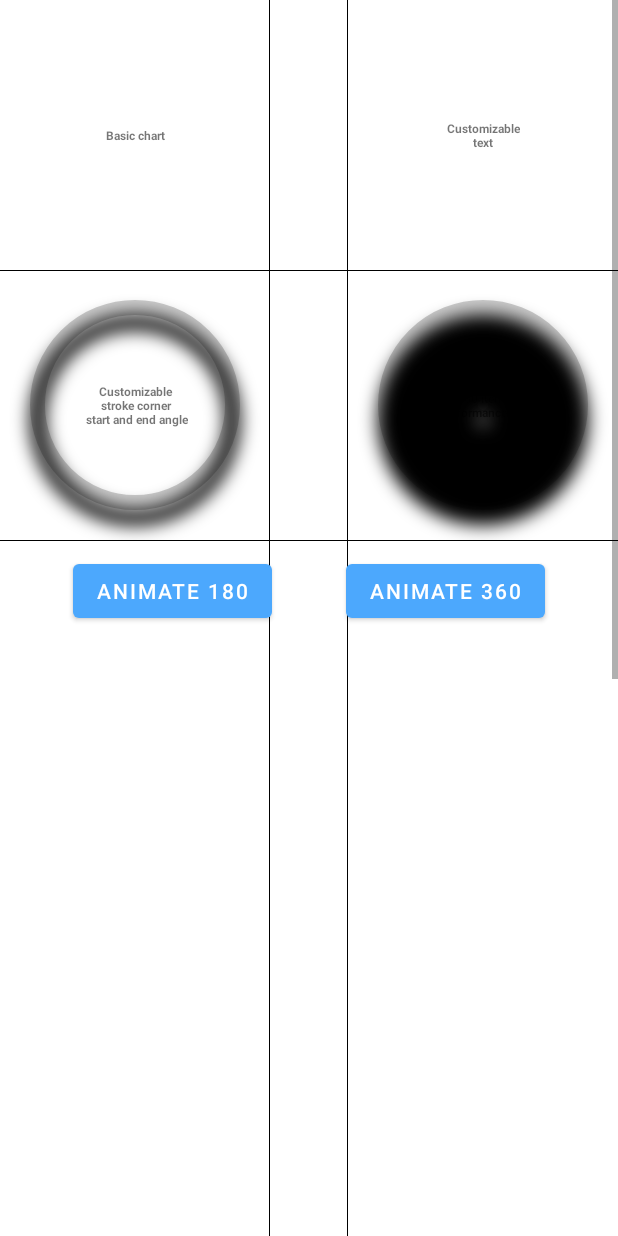
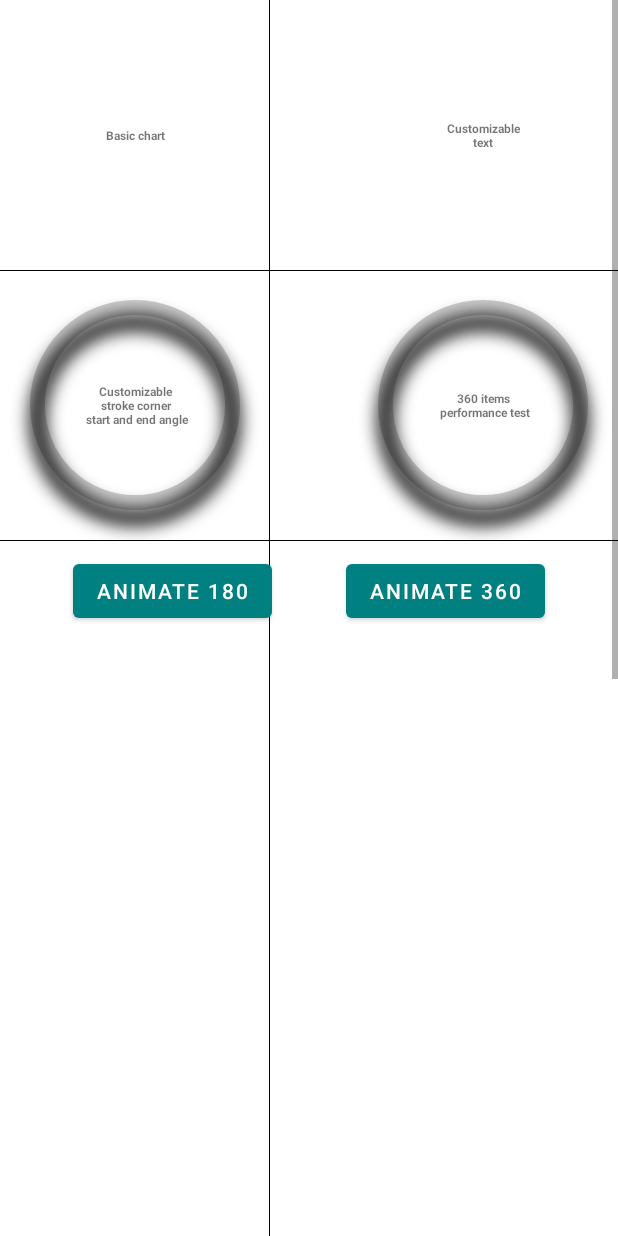
Before and after one commit to thanh-ha-van/PieChartView, an Android app: the layout activity_main.xml on its own in the app's theme, with its tools: preview values and no code run, on a phone screen of 412 x 824 dp. Run offline under Robolectric (Android 15) with nearby library versions, the phone set to English and light mode, and no system bars.

Commit message:
update sample

```diff
--- a/PieChart/src/main/java/com/thanh/ha/piechart/PaintManager.kt
+++ b/PieChart/src/main/java/com/thanh/ha/piechart/PaintManager.kt
@@ -54,6 +54,7 @@ object PaintManager {
         mainPaint.apply {
             isAntiAlias = true
             color = Color.BLACK
+            isDither = true
             style = Paint.Style.STROKE
             this.strokeWidth = strokeWidth
             strokeCap = when (strokeRadius >= 1f) {
--- a/app/src/main/java/com/thanh/ha/sampleapp/MainActivity.kt
+++ b/app/src/main/java/com/thanh/ha/sampleapp/MainActivity.kt
@@ -2,6 +2,8 @@ package com.thanh.ha.sampleapp
 
 import android.graphics.Color
 import android.os.Bundle
+import android.view.ContextMenu
+import android.view.View
 import android.widget.Button
 import androidx.appcompat.app.AppCompatActivity
 import com.thanh.ha.piechart.PieChart
@@ -60,11 +62,19 @@ class MainActivity : AppCompatActivity() {
             pieChartView3.animateProgress(0, 300)
             pieChartView4.animateProgress(0, 360)
         }
+
     }
 
+    override fun onCreateContextMenu(
+        menu: ContextMenu?,
+        v: View?,
+        menuInfo: ContextMenu.ContextMenuInfo?
+    ) {
+        super.onCreateContextMenu(menu, v, menuInfo)
+
+    }
     private fun getRandomColor(): Int {
         val rnd = Random()
-        val color = Color.argb(255, rnd.nextInt(256), rnd.nextInt(256), rnd.nextInt(256))
-        return color
+        return Color.argb(200, rnd.nextInt(256), rnd.nextInt(256), rnd.nextInt(256))
     }
 }
--- a/app/src/main/res/layout/activity_main.xml
+++ b/app/src/main/res/layout/activity_main.xml
@@ -8,24 +8,14 @@
     android:clipChildren="false"
     android:gravity="center"
     android:orientation="vertical"
-    tools:context=".MainActivity">
+    tools:context=".MainActivity"
+    tools:ignore="HardcodedText,SmallSp">
 
     <androidx.constraintlayout.widget.ConstraintLayout
         android:layout_width="match_parent"
         android:layout_height="wrap_content"
         android:orientation="vertical">
 
-        <TextView
-            android:layout_width="wrap_content"
-            android:layout_height="wrap_content"
-            android:gravity="center"
-            android:text="Basic chart"
-            android:textSize="8sp"
-            android:textStyle="bold"
-            app:layout_constraintBottom_toBottomOf="@id/pieChart"
-            app:layout_constraintEnd_toEndOf="@id/pieChart"
-            app:layout_constraintStart_toStartOf="@id/pieChart"
-            app:layout_constraintTop_toTopOf="@id/pieChart" />
 
         <com.thanh.ha.piechart.PieChart
             android:id="@+id/pieChart"
@@ -40,10 +30,23 @@
             app:itemTextSize="12sp"
             app:layout_constraintStart_toStartOf="parent"
             app:layout_constraintTop_toTopOf="parent"
+            app:pieStrokeWidth="15dp"
             app:shadowAlpha="0.2"
             app:shadowDy="10dp"
             app:shadowRadius="10dp"
             app:textFontFamily="@font/noto_sans_jp_bold" />
+
+        <TextView
+            android:layout_width="wrap_content"
+            android:layout_height="wrap_content"
+            android:gravity="center"
+            android:text="Basic chart"
+            android:textSize="8sp"
+            android:textStyle="bold"
+            app:layout_constraintBottom_toBottomOf="@id/pieChart"
+            app:layout_constraintEnd_toEndOf="@id/pieChart"
+            app:layout_constraintStart_toStartOf="@id/pieChart"
+            app:layout_constraintTop_toTopOf="@id/pieChart" />
 
         <View
             android:layout_width="match_parent"
@@ -56,13 +59,6 @@
             android:layout_height="1500dp"
             android:background="@color/black"
             app:layout_constraintEnd_toEndOf="@id/pieChart"
-            app:layout_constraintTop_toTopOf="parent" />
-
-        <View
-            android:layout_width="1px"
-            android:layout_height="1500dp"
-            android:background="@color/black"
-            app:layout_constraintEnd_toStartOf="@id/pieChart2"
             app:layout_constraintTop_toTopOf="parent" />
 
         <View
@@ -93,10 +89,10 @@
             app:initAngle="-90"
             app:isMultiColorShadow="true"
             app:itemTextColor="@color/white"
-            app:itemTextSize="10sp"
+            app:itemTextSize="8sp"
             app:layout_constraintEnd_toEndOf="parent"
             app:layout_constraintTop_toTopOf="@id/pieChart"
-            app:pieStrokeWidth="40dp"
+            app:pieStrokeWidth="35dp"
             app:shadowAlpha="0.5"
             app:shadowDy="10dp"
             app:shadowRadius="10dp"
@@ -124,7 +120,6 @@ start and end angle"
             app:initAngle="120"
             app:isMultiColorShadow="false"
             app:itemTextColor="@color/white"
-            app:strokeRadius="10dp"
             app:itemTextSize="12sp"
             app:layout_constraintStart_toStartOf="parent"
             app:layout_constraintTop_toBottomOf="@id/pieChart"
@@ -132,6 +127,7 @@ start and end angle"
             app:shadowAlpha="0.2"
             app:shadowDy="10dp"
             app:shadowRadius="10dp"
+            app:strokeRadius="10dp"
             app:textFontFamily="@font/noto_sans_jp_bold" />
 
         <TextView
@@ -157,6 +153,7 @@ start and end angle"
             app:layout_constraintEnd_toEndOf="parent"
             app:layout_constraintTop_toTopOf="@id/pieChart3"
             app:shadowAlpha="0.2"
+            app:pieStrokeWidth="10dp"
             app:shadowDx="0dp"
             app:shadowDy="10dp"
             app:shadowRadius="10dp"
--- a/app/src/main/res/values-night/themes.xml
+++ b/app/src/main/res/values-night/themes.xml
@@ -1,6 +1,6 @@
 <resources xmlns:tools="http://schemas.android.com/tools">
     <!-- Base application theme. -->
-    <style name="Theme.SampleApp" parent="Theme.MaterialComponents.DayNight.DarkActionBar">
+    <style name="Theme.SampleApp" parent="Theme.MaterialComponents.DayNight.NoActionBar">
         <!-- Primary brand color. -->
         <item name="colorPrimary">@color/purple_200</item>
         <item name="colorPrimaryVariant">@color/purple_700</item>
--- a/app/src/main/res/values/colors.xml
+++ b/app/src/main/res/values/colors.xml
@@ -1,10 +1,10 @@
 <?xml version="1.0" encoding="utf-8"?>
 <resources>
-    <color name="purple_200">#FFBB86FC</color>
-    <color name="purple_500">#4CA8FD</color>
+    <color name="purple_200">#ffd700</color>
+    <color name="purple_500">#008080</color>
     <color name="purple_700">#74CC14</color>
-    <color name="teal_200">#FF03DAC5</color>
-    <color name="teal_700">#FFA726</color>
+    <color name="teal_200">#088da5</color>
+    <color name="teal_700">#7fe5f0</color>
     <color name="red">#F65050</color>
     <color name="black">#FF000000</color>
     <color name="white">#FFFFFFFF</color>
--- a/app/src/main/res/values/themes.xml
+++ b/app/src/main/res/values/themes.xml
@@ -1,6 +1,6 @@
 <resources xmlns:tools="http://schemas.android.com/tools">
     <!-- Base application theme. -->
-    <style name="Theme.SampleApp" parent="Theme.MaterialComponents.DayNight.DarkActionBar">
+    <style name="Theme.SampleApp" parent="Theme.MaterialComponents.DayNight.NoActionBar">
         <!-- Primary brand color. -->
         <item name="colorPrimary">@color/purple_500</item>
         <item name="colorPrimaryVariant">@color/purple_700</item>
```
